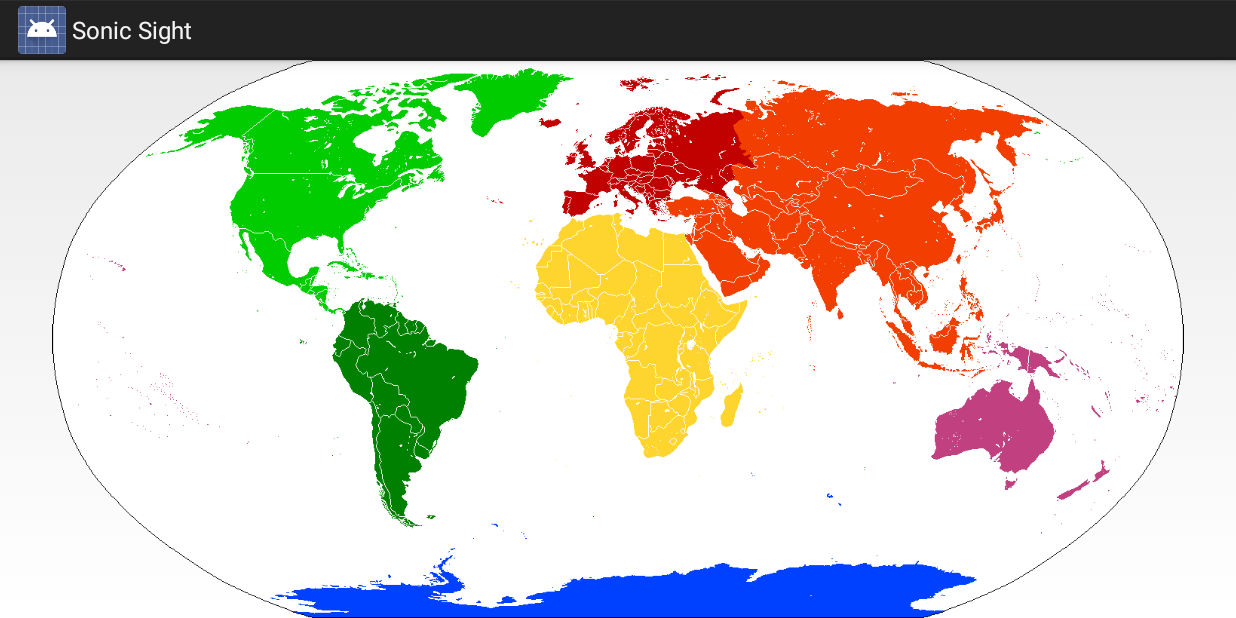
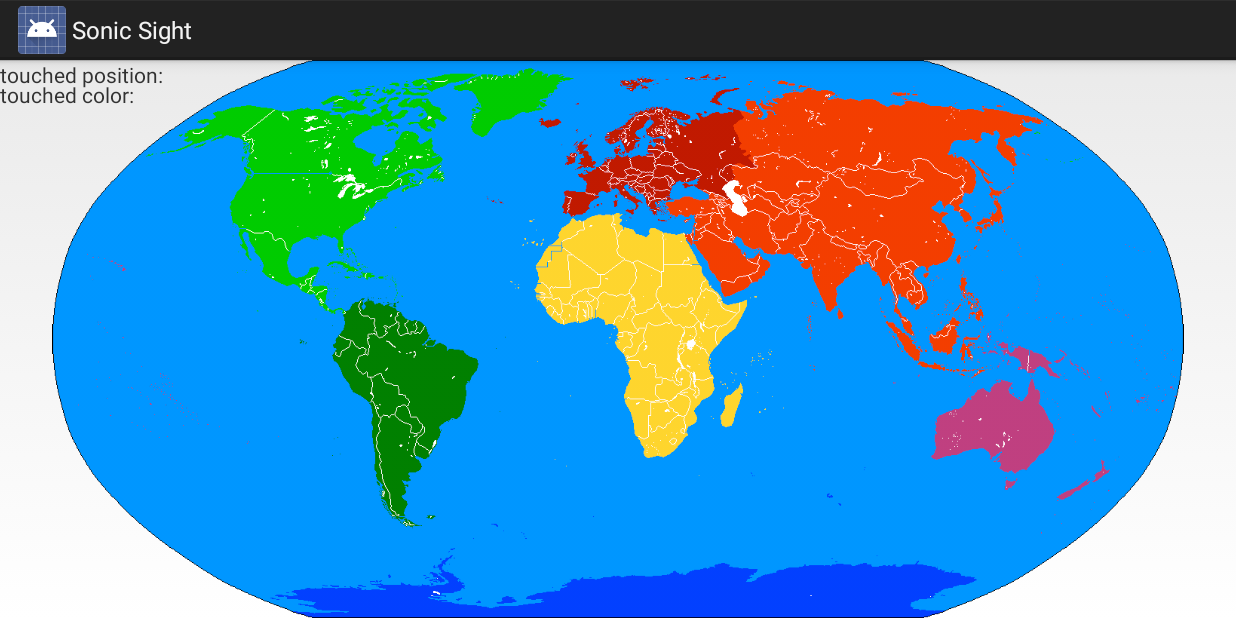
Before and after one commit to CS499UK/AndroidTouchedPixel, an Android app: the screen it shows after launch (MainActivity), on a phone screen of 824 x 412 dp (held sideways). Run offline under Robolectric (Android 15) with nearby library versions, the phone set to English and light mode, and no system bars.

Commit message:
Added Oceans and colored water

```diff
--- a/app/src/main/res/layout/activity_main.xml
+++ b/app/src/main/res/layout/activity_main.xml
@@ -1,36 +1,39 @@
-<LinearLayout xmlns:android="http://schemas.android.com/apk/res/android"
+<RelativeLayout xmlns:android="http://schemas.android.com/apk/res/android"
     xmlns:tools="http://schemas.android.com/tools"
     android:layout_width="match_parent"
     android:layout_height="match_parent"
     android:orientation="horizontal">
 
- <!--   <TextView
+    <TextView
         android:id="@+id/xy"
         android:layout_width="wrap_content"
         android:layout_height="wrap_content"
         android:text="touched position: "/>
+<!--
     <TextView
         android:id="@+id/invertedxy"
         android:layout_width="wrap_content"
         android:layout_height="wrap_content"
         android:text="inverted touched position: "/>
+
+
     <TextView
         android:id="@+id/size"
         android:layout_width="wrap_content"
         android:layout_height="wrap_content"
         android:text="drawable size: "/>
-
+-->
     <TextView
         android:id="@+id/colorrgb"
         android:layout_width="wrap_content"
         android:layout_height="wrap_content"
+        android:layout_marginTop="20px"
         android:text="touched color: "/>
 
--->
     <ImageView
         android:id="@+id/source2"
         android:layout_width="match_parent"
         android:layout_height="match_parent"
         android:src="@drawable/continents"/>
 
-</LinearLayout>
+</RelativeLayout>
```
Also changed, not shown: app/src/main/java/com/example/androidtouchedpixel/MainActivity.java (+30 -13 lines), app/src/main/res/drawable-hdpi/continents.png, 8 other files.
